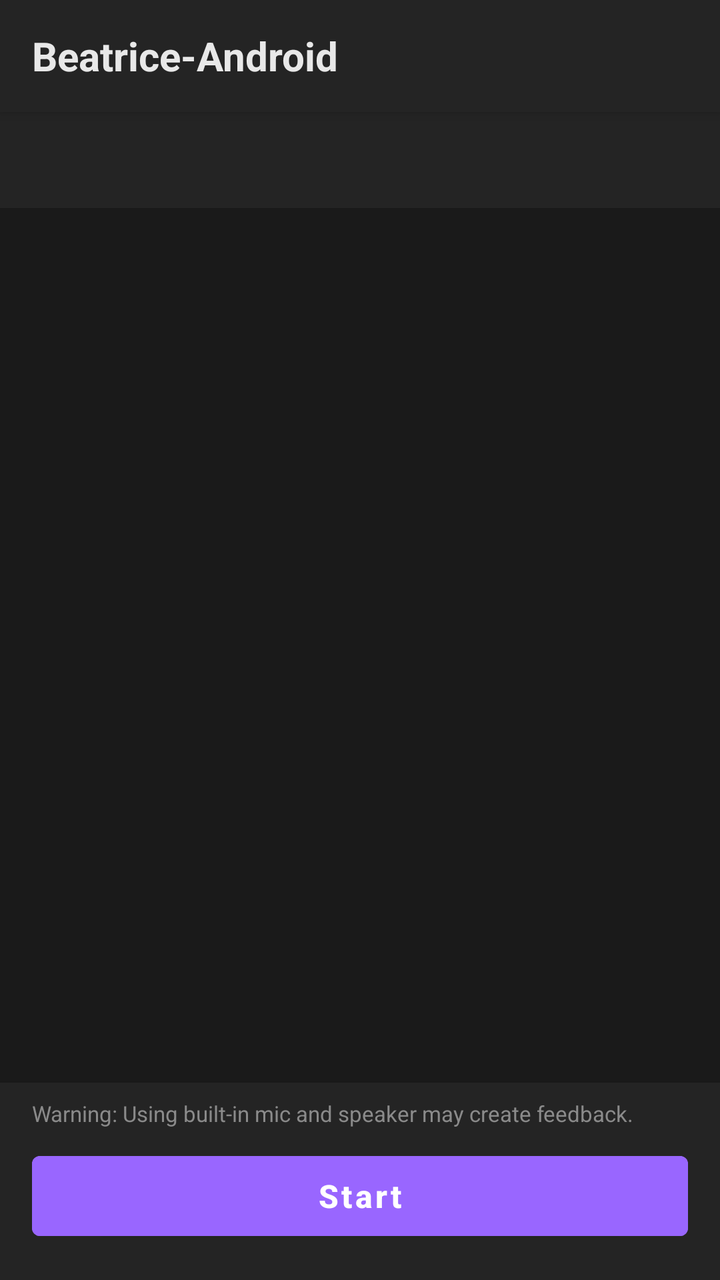
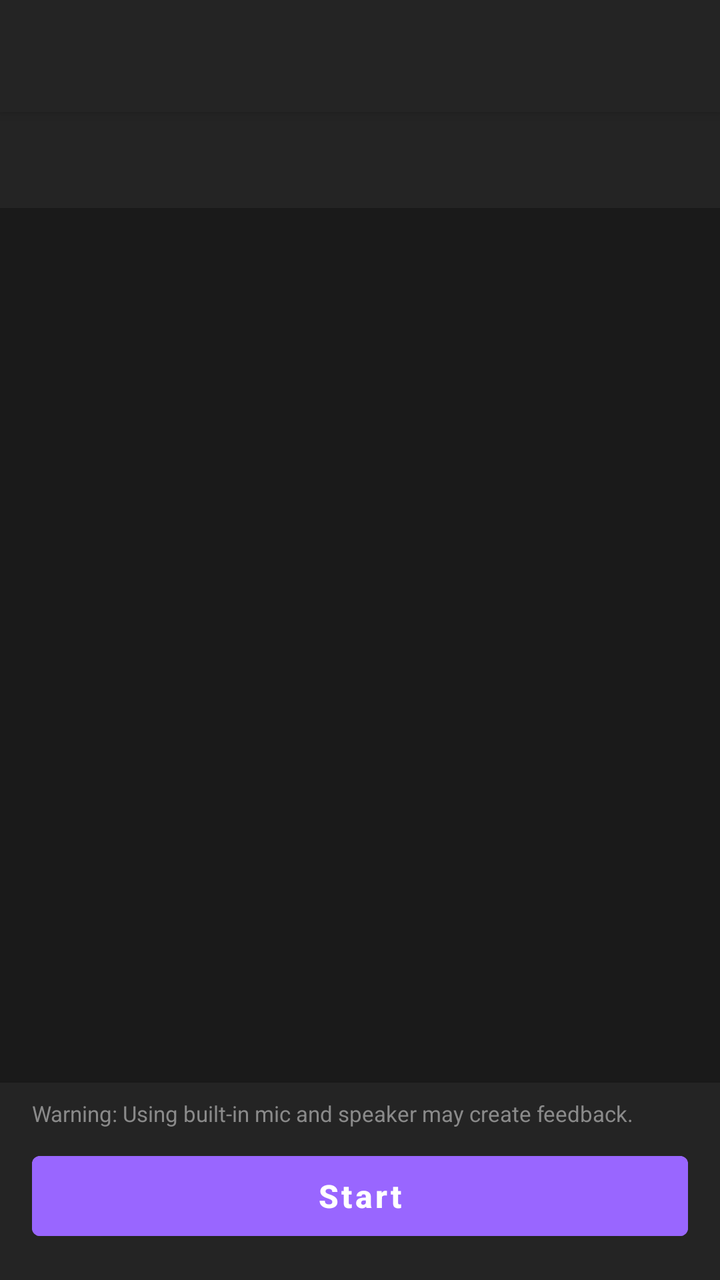

Compare the two renders of this Android layout. The source of the first and the diff that turns it into the second are given below.
<!-- AndroidManifest.xml: application theme Theme.beatriceapp -->
<!-- res/layout/activity_main.xml -->
<?xml version="1.0" encoding="utf-8"?>
<LinearLayout xmlns:android="http://schemas.android.com/apk/res/android"
    xmlns:app="http://schemas.android.com/apk/res-auto"
    android:layout_width="match_parent"
    android:layout_height="match_parent"
    android:orientation="vertical"
    android:background="@color/vst_bg_primary">

    
    <LinearLayout
        android:layout_width="match_parent"
        android:layout_height="56dp"
        android:orientation="horizontal"
        android:gravity="center_vertical"
        android:background="@color/vst_bg_secondary"
        android:paddingStart="16dp"
        android:paddingEnd="16dp"
        android:elevation="4dp">

        <TextView
            android:layout_width="wrap_content"
            android:layout_height="wrap_content"
            android:text="@string/app_name"
            android:textColor="@color/vst_text_primary"
            android:textSize="20sp"
            android:textStyle="bold" />

    </LinearLayout>

    
    <com.google.android.material.tabs.TabLayout
        android:id="@+id/tab_layout"
        android:layout_width="match_parent"
        android:layout_height="wrap_content"
        android:background="@color/vst_bg_secondary"
        app:tabTextColor="@color/vst_text_secondary"
        app:tabSelectedTextColor="@color/vst_text_primary"
        app:tabIndicatorColor="@color/vst_accent_purple"
        app:tabIndicatorHeight="3dp"
        app:tabMode="fixed"
        app:tabGravity="fill" />

    
    <androidx.viewpager2.widget.ViewPager2
        android:id="@+id/view_pager"
        android:layout_width="match_parent"
        android:layout_height="0dp"
        android:layout_weight="1"
        android:background="@color/vst_bg_primary" />

    
    <LinearLayout
        android:id="@+id/bottom_bar"
        android:layout_width="match_parent"
        android:layout_height="wrap_content"
        android:orientation="vertical"
        android:background="@color/vst_bg_secondary"
        android:paddingStart="16dp"
        android:paddingEnd="16dp"
        android:paddingTop="8dp"
        android:paddingBottom="16dp"
        android:elevation="8dp">

        <TextView
            android:id="@+id/status_view_text"
            android:layout_width="match_parent"
            android:layout_height="wrap_content"
            android:text="@string/status_warning"
            android:textColor="@color/vst_text_secondary"
            android:textSize="11sp"
            android:maxLines="2"
            android:layout_marginBottom="8dp" />

        <Button
            android:id="@+id/button_toggle_effect"
            android:layout_width="match_parent"
            android:layout_height="52dp"
            android:text="@string/start_effect"
            android:textAllCaps="false"
            android:textSize="16sp"
            android:textStyle="bold"
            android:backgroundTint="@color/vst_accent_purple"
            style="@style/Widget.MaterialComponents.Button" />

    </LinearLayout>

</LinearLayout>
<!-- resources referenced by this layout -->
<resources>
  <color name="vst_accent_purple">#9966FF</color>
  <color name="vst_bg_primary">#1A1A1A</color>
  <color name="vst_bg_secondary">#242424</color>
  <color name="vst_text_primary">#E8E8E8</color>
  <color name="vst_text_secondary">#8A8A8A</color>
  <string name="app_name">Beatrice-Android</string>
  <string name="start_effect">Start</string>
  <string name="status_warning">Warning: Using built-in mic and speaker may create feedback.</string>
  <style name="Theme.beatriceapp" parent="Theme.MaterialComponents.DayNight.NoActionBar">
          <item name="colorPrimary">@color/vst_accent_purple</item>
          <item name="colorPrimaryVariant">@color/vst_accent_purple_dark</item>
          <item name="colorOnPrimary">@color/white</item>
          <item name="colorSecondary">@color/vst_accent_teal</item>
          <item name="colorSecondaryVariant">@color/vst_accent_teal</item>
          <item name="colorOnSecondary">@color/white</item>
          <item name="colorSurface">@color/vst_bg_secondary</item>
          <item name="colorOnSurface">@color/vst_text_primary</item>
          <item name="android:colorBackground">@color/vst_bg_primary</item>
          <item name="android:statusBarColor">@color/vst_bg_primary</item>
          <item name="android:windowLightStatusBar" tools:targetApi="23">false</item>
          <item name="android:textColorPrimary">@color/vst_text_primary</item>
          <item name="android:textColorSecondary">@color/vst_text_secondary</item>
          <item name="colorControlActivated">@color/vst_accent_purple</item>
          <item name="colorPrimaryDark">@color/vst_bg_primary</item>
      </style>
  <color name="vst_accent_purple_dark">#7744CC</color>
  <color name="white">#FFFFFFFF</color>
  <color name="vst_accent_teal">#26C6A0</color>
</resources>

<!-- the commit's change to res/layout/activity_main.xml (unified diff, before → after) -->
@@ -15,17 +15,7 @@
         android:background="@color/vst_bg_secondary"
         android:paddingStart="16dp"
         android:paddingEnd="16dp"
-        android:elevation="4dp">
-
-        <TextView
-            android:layout_width="wrap_content"
-            android:layout_height="wrap_content"
-            android:text="@string/app_name"
-            android:textColor="@color/vst_text_primary"
-            android:textSize="20sp"
-            android:textStyle="bold" />
-
-    </LinearLayout>
+        android:elevation="4dp"/>
 
     
     <com.google.android.material.tabs.TabLayout
<!-- resource entries referenced after the edit -->
@@ -5,7 +5,6 @@
   <color name="vst_bg_secondary">#242424</color>
   <color name="vst_text_primary">#E8E8E8</color>
   <color name="vst_text_secondary">#8A8A8A</color>
-  <string name="app_name">Beatrice-Android</string>
   <string name="start_effect">Start</string>
   <string name="status_warning">Warning: Using built-in mic and speaker may create feedback.</string>
   <style name="Theme.beatriceapp" parent="Theme.MaterialComponents.DayNight.NoActionBar">
